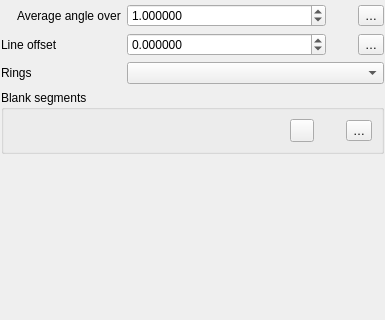
Above: src/ui/symbollayer/widget_templatedline.ui from troopa81/QGIS before the change; both pictures show x 0 to 385 and y 358 to 678 of the 385 by 678 pixel window. Below: the same form after it.
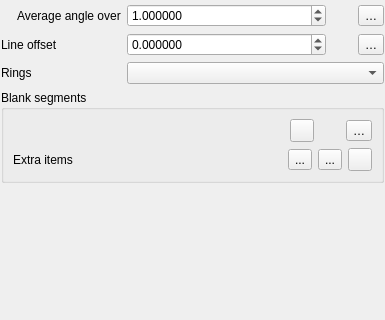
That is the form after the change. Icons and pictures are not drawn. Custom widgets are drawn as their Qt base class.

Commit message: [extra_items] first version with add

What changed in the file:
```diff
--- a/src/ui/symbollayer/widget_templatedline.ui
+++ b/src/ui/symbollayer/widget_templatedline.ui
@@ -504,6 +504,61 @@
         </item>
        </layout>
       </item>
+      <item>
+       <layout class="QHBoxLayout" name="horizontalLayout">
+        <item>
+         <widget class="QLabel" name="lblExtraItems">
+          <property name="text">
+           <string>Extra items</string>
+          </property>
+         </widget>
+        </item>
+        <item>
+         <spacer name="horizontalSpacer_5">
+          <property name="orientation">
+           <enum>Qt::Horizontal</enum>
+          </property>
+          <property name="sizeHint" stdset="0">
+           <size>
+            <width>40</width>
+            <height>20</height>
+           </size>
+          </property>
+         </spacer>
+        </item>
+        <item>
+         <widget class="QToolButton" name="mAddExtraItemBtn">
+          <property name="text">
+           <string>...</string>
+          </property>
+          <property name="icon">
+           <iconset resource="../../../images/images.qrc">
+            <normaloff>:/images/themes/default/mActionAdd.svg</normaloff>:/images/themes/default/mActionAdd.svg</iconset>
+          </property>
+          <property name="checkable">
+           <bool>true</bool>
+          </property>
+         </widget>
+        </item>
+        <item>
+         <widget class="QToolButton" name="mSelectExtraItemBtn">
+          <property name="text">
+           <string>...</string>
+          </property>
+          <property name="icon">
+           <iconset resource="../../../images/images.qrc">
+            <normaloff>:/images/themes/default/mActionSelect.svg</normaloff>:/images/themes/default/mActionSelect.svg</iconset>
+          </property>
+          <property name="checkable">
+           <bool>true</bool>
+          </property>
+         </widget>
+        </item>
+        <item>
+         <widget class="QgsPropertyOverrideButton" name="mExtraItemsDDBtn"/>
+        </item>
+       </layout>
+      </item>
      </layout>
     </widget>
    </item>
```
The commit also changes 12 other files.
